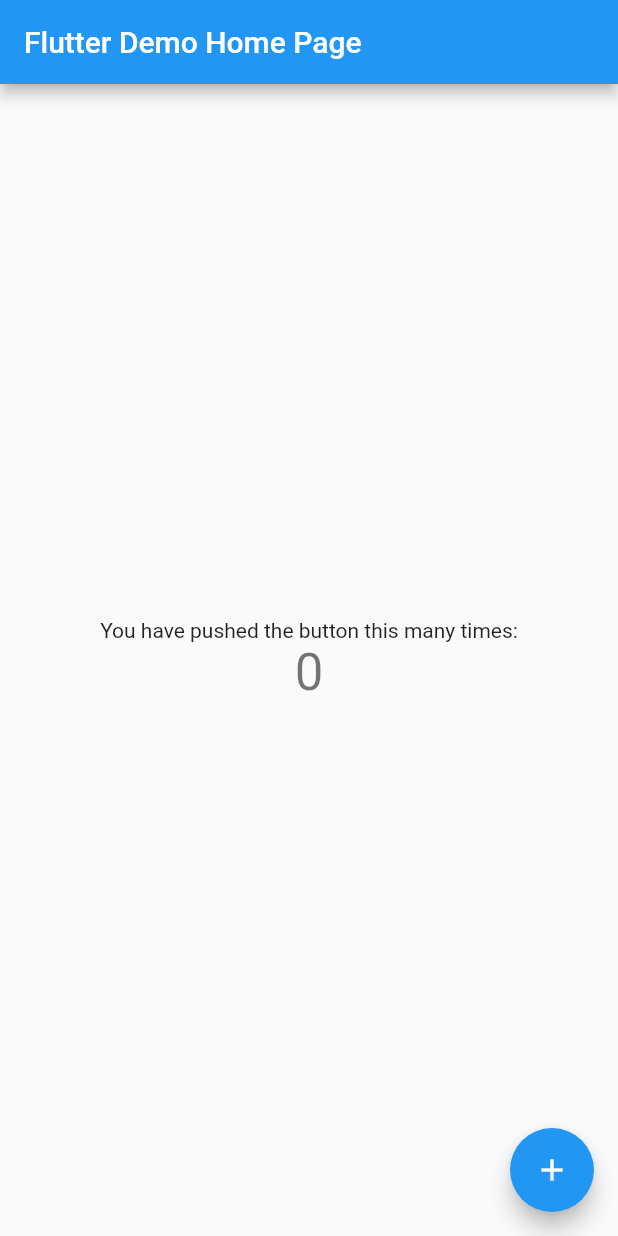
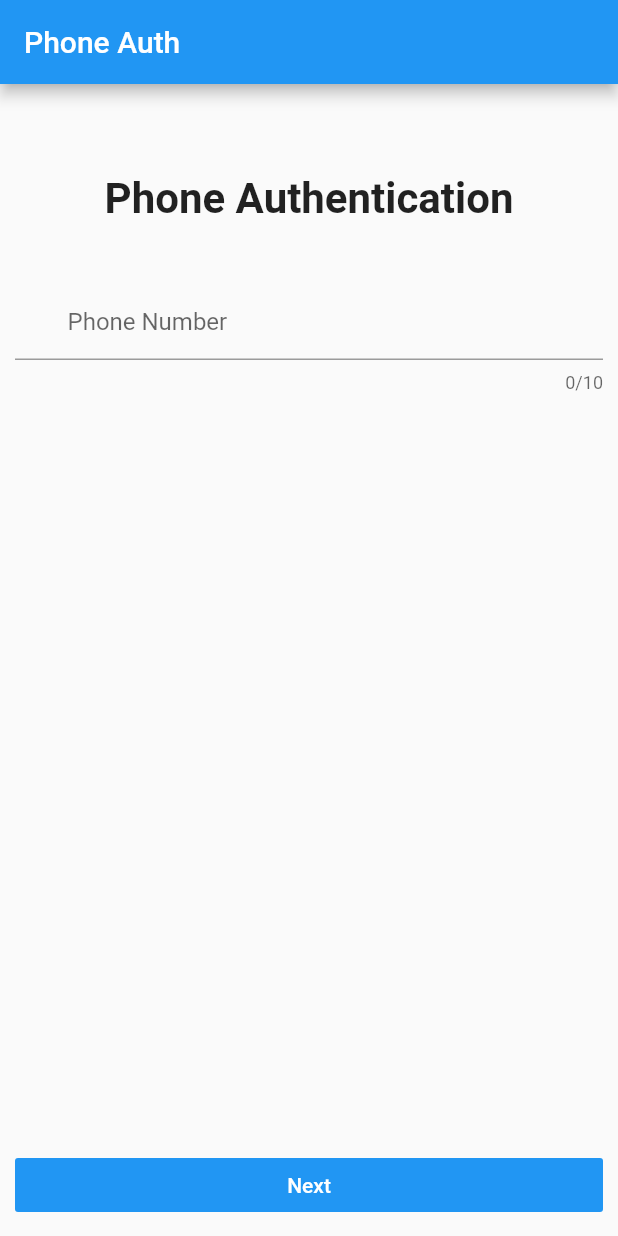
Before and after one commit to zilurrane/lifegram, a Flutter app: the screen it shows after launch, on a phone screen of 412 x 824 dp. Run offline on Flutter 3.47's test engine with Material 2 defaults, Android fonts, the light colour scheme and no system bars; our stand-ins replace firebase_auth, firebase_core, pinput; accounts and stored records are empty.

Commit message:
PhoneNumber OTP verification

```diff
--- a/lib/main.dart
+++ b/lib/main.dart
@@ -1,122 +1,24 @@
+import 'package:firebase_core/firebase_core.dart';
 import 'package:flutter/material.dart';
-import 'package:firebase_core/firebase_core.dart';
-import 'firebase_options.dart';
+import 'package:lifegram/firebase_options.dart';
+import 'package:lifegram/screens/login.dart';
+
 
 void main() async {
-  WidgetsFlutterBinding.ensureInitialized();
+    WidgetsFlutterBinding.ensureInitialized();
   await Firebase.initializeApp(
     options: DefaultFirebaseOptions.currentPlatform,
   );
-
-  runApp(const MyApp());
+  runApp(MaterialApp(
+    home: MyApp(),
+    debugShowCheckedModeBanner: false,
+  ));
 }
 
 class MyApp extends StatelessWidget {
-  const MyApp({Key? key}) : super(key: key);
-
   // This widget is the root of your application.
   @override
   Widget build(BuildContext context) {
-    return MaterialApp(
-      title: 'Flutter Demo',
-      theme: ThemeData(
-        // This is the theme of your application.
-        //
-        // Try running your application with "flutter run". You'll see the
-        // application has a blue toolbar. Then, without quitting the app, try
-        // changing the primarySwatch below to Colors.green and then invoke
-        // "hot reload" (press "r" in the console where you ran "flutter run",
-        // or simply save your changes to "hot reload" in a Flutter IDE).
-        // Notice that the counter didn't reset back to zero; the application
-        // is not restarted.
-        primarySwatch: Colors.blue,
-      ),
-      home: const MyHomePage(title: 'Flutter Demo Home Page'),
-    );
+    return LoginScreen();
   }
 }
-
-class MyHomePage extends StatefulWidget {
-  const MyHomePage({Key? key, required this.title}) : super(key: key);
-
-  // This widget is the home page of your application. It is stateful, meaning
-  // that it has a State object (defined below) that contains fields that affect
-  // how it looks.
-
-  // This class is the configuration for the state. It holds the values (in this
-  // case the title) provided by the parent (in this case the App widget) and
-  // used by the build method of the State. Fields in a Widget subclass are
-  // always marked "final".
-
-  final String title;
-
-  @override
-  State<MyHomePage> createState() => _MyHomePageState();
-}
-
-class _MyHomePageState extends State<MyHomePage> {
-  int _counter = 0;
-
-  void _incrementCounter() {
-    setState(() {
-      // This call to setState tells the Flutter framework that something has
-      // changed in this State, which causes it to rerun the build method below
-      // so that the display can reflect the updated values. If we changed
-      // _counter without calling setState(), then the build method would not be
-      // called again, and so nothing would appear to happen.
-      _counter++;
-    });
-  }
-
-  @override
-  Widget build(BuildContext context) {
-    // This method is rerun every time setState is called, for instance as done
-    // by the _incrementCounter method above.
-    //
-    // The Flutter framework has been optimized to make rerunning build methods
-    // fast, so that you can just rebuild anything that needs updating rather
-    // than having to individually change instances of widgets.
-    return Scaffold(
-      appBar: AppBar(
-        // Here we take the value from the MyHomePage object that was created by
-        // the App.build method, and use it to set our appbar title.
-        title: Text(widget.title),
-      ),
-      body: Center(
-        // Center is a layout widget. It takes a single child and positions it
-        // in the middle of the parent.
-        child: Column(
-          // Column is also a layout widget. It takes a list of children and
-          // arranges them vertically. By default, it sizes itself to fit its
-          // children horizontally, and tries to be as tall as its parent.
-          //
-          // Invoke "debug painting" (press "p" in the console, choose the
-          // "Toggle Debug Paint" action from the Flutter Inspector in Android
-          // Studio, or the "Toggle Debug Paint" command in Visual Studio Code)
-          // to see the wireframe for each widget.
-          //
-          // Column has various properties to control how it sizes itself and
-          // how it positions its children. Here we use mainAxisAlignment to
-          // center the children vertically; the main axis here is the vertical
-          // axis because Columns are vertical (the cross axis would be
-          // horizontal).
-          mainAxisAlignment: MainAxisAlignment.center,
-          children: <Widget>[
-            const Text(
-              'You have pushed the button this many times:',
-            ),
-            Text(
-              '$_counter',
-              style: Theme.of(context).textTheme.headline4,
-            ),
-          ],
-        ),
-      ),
-      floatingActionButton: FloatingActionButton(
-        onPressed: _incrementCounter,
-        tooltip: 'Increment',
-        child: const Icon(Icons.add),
-      ), // This trailing comma makes auto-formatting nicer for build methods.
-    );
-  }
-}
--- /dev/null
+++ b/lib/screens/login.dart
@@ -0,0 +1,67 @@
+import 'package:flutter/material.dart';
+import 'package:lifegram/screens/otp.dart';
+
+class LoginScreen extends StatefulWidget {
+  const LoginScreen({Key? key}) : super(key: key);
+
+  @override
+  _LoginScreenState createState() => _LoginScreenState();
+}
+
+class _LoginScreenState extends State<LoginScreen> {
+  final TextEditingController _controller = TextEditingController();
+  @override
+  Widget build(BuildContext context) {
+    return Scaffold(
+      appBar: AppBar(
+        title: const Text('Phone Auth'),
+      ),
+      body: Column(
+        mainAxisAlignment: MainAxisAlignment.spaceBetween,
+        children: [
+          Column(children: [
+            Container(
+              margin: const EdgeInsets.only(top: 60),
+              child: const Center(
+                child: Text(
+                  'Phone Authentication',
+                  style: TextStyle(fontWeight: FontWeight.bold, fontSize: 28),
+                ),
+              ),
+            ),
+            Container(
+              margin: const EdgeInsets.only(top: 40, right: 10, left: 10),
+              child: TextField(
+                decoration: const InputDecoration(
+                  hintText: 'Phone Number',
+                  prefix: Padding(
+                    padding: EdgeInsets.all(4),
+                    child: Text('+91'),
+                  ),
+                ),
+                maxLength: 10,
+                keyboardType: TextInputType.number,
+                controller: _controller,
+              ),
+            )
+          ]),
+          Container(
+            margin: const EdgeInsets.all(10),
+            width: double.infinity,
+            child: FlatButton(
+              color: Colors.blue,
+              onPressed: () {
+                Navigator.of(context).push(MaterialPageRoute(
+                    builder: (context) => OTPScreen(_controller.text)));
+              },
+              child: const Text(
+                'Next',
+                style: TextStyle(color: Colors.white),
+              ),
+            ),
+          )
+        ],
+      ),
+    );
+  }
+}
--- a/pubspec.yaml
+++ b/pubspec.yaml
@@ -35,6 +35,8 @@
   # Use with the CupertinoIcons class for iOS style icons.
   cupertino_icons: ^1.0.2
   firebase_core: ^1.15.0
+  firebase_auth: ^3.3.15
+  pinput: 2.2.7
 
 dev_dependencies:
   flutter_test:
```
Also changed, not shown: lib/screens/home.dart (added, +44 -0 lines), lib/screens/otp.dart (added, +146 -0 lines), pubspec.lock, 2 other files.
